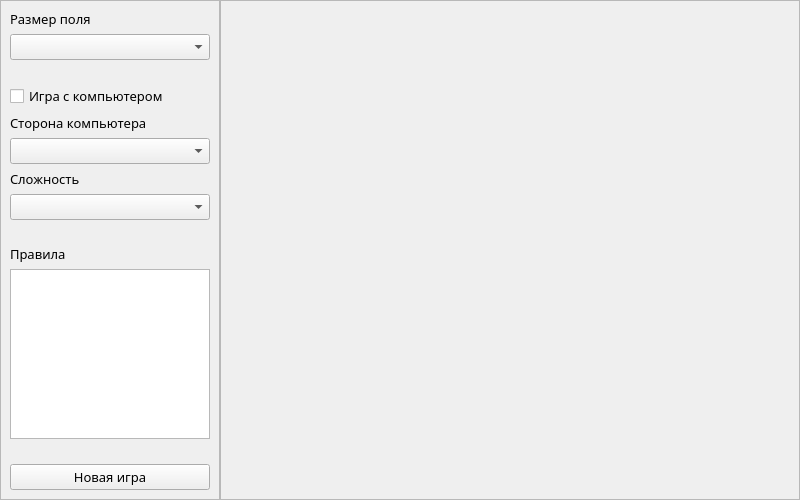
Above: resources/forms_ui/game_form.ui from EvilRedOctober/GamesCollection before the change. Below: the same form after it.
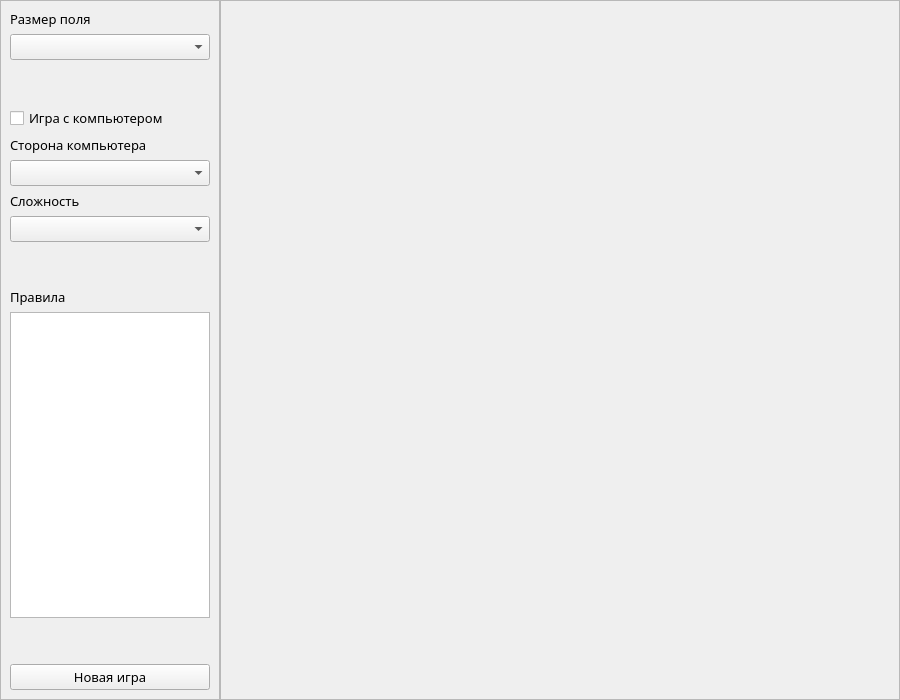
That is the form after the change. Icons and pictures are not drawn.

Commit message: Change textBrowser sizes params

The edit to the form file:
```diff
--- a/resources/forms_ui/game_form.ui
+++ b/resources/forms_ui/game_form.ui
@@ -6,8 +6,8 @@
    <rect>
     <x>0</x>
     <y>0</y>
-    <width>800</width>
-    <height>500</height>
+    <width>900</width>
+    <height>700</height>
    </rect>
   </property>
   <property name="minimumSize">
@@ -83,6 +83,9 @@
         <property name="orientation">
          <enum>Qt::Vertical</enum>
         </property>
+        <property name="sizeType">
+         <enum>QSizePolicy::Fixed</enum>
+        </property>
         <property name="sizeHint" stdset="0">
          <size>
           <width>20</width>
@@ -123,6 +126,9 @@
         <property name="orientation">
          <enum>Qt::Vertical</enum>
         </property>
+        <property name="sizeType">
+         <enum>QSizePolicy::Fixed</enum>
+        </property>
         <property name="sizeHint" stdset="0">
          <size>
           <width>20</width>
@@ -146,6 +152,9 @@
         <property name="orientation">
          <enum>Qt::Vertical</enum>
         </property>
+        <property name="sizeType">
+         <enum>QSizePolicy::Fixed</enum>
+        </property>
         <property name="sizeHint" stdset="0">
          <size>
           <width>20</width>
```
